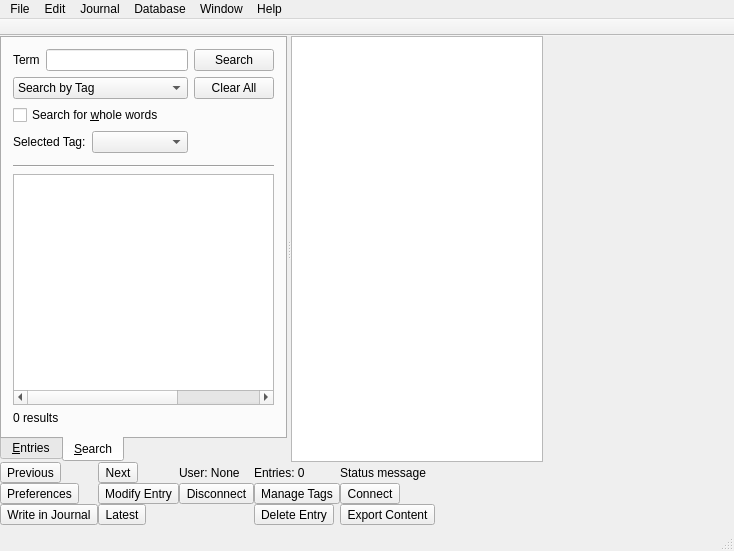
Before: the Qt Designer form ui/mainwindow.ui in pwizard2/robojournal, drawn with Qt 5.
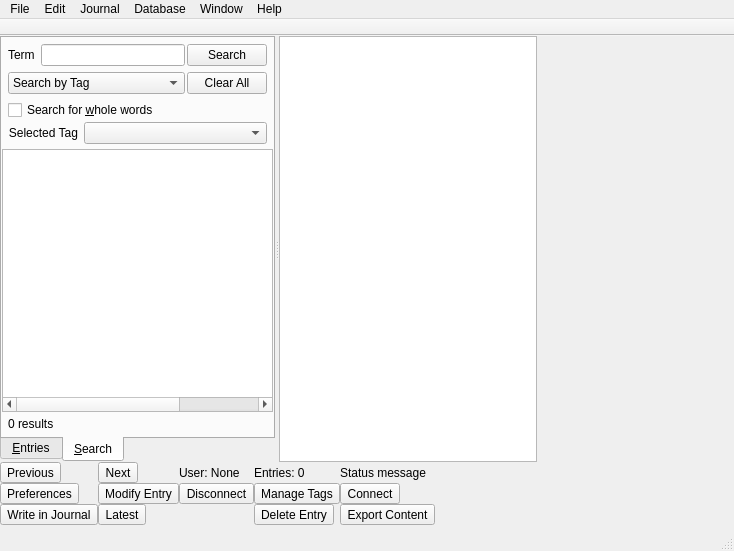
After: the same form once the commit is applied. The open tabs and pages were chosen to show the change. Icons and pictures are not drawn.

Commit message: Improved search interface layout

What changed in the file:
```diff
--- a/ui/mainwindow.ui
+++ b/ui/mainwindow.ui
@@ -338,7 +338,27 @@
         <attribute name="title">
          <string>&amp;Search</string>
         </attribute>
+        <layout class="QVBoxLayout" name="verticalLayout">
+         <property name="spacing">
+          <number>2</number>
+         </property>
+         <property name="margin">
+          <number>0</number>
+         </property>
+         <item>
         <layout class="QGridLayout" name="gridLayout_3">
+           <property name="leftMargin">
+            <number>6</number>
+           </property>
+           <property name="topMargin">
+            <number>6</number>
+           </property>
+           <property name="rightMargin">
+            <number>6</number>
+           </property>
+           <property name="horizontalSpacing">
+            <number>2</number>
+           </property>
          <item row="0" column="0">
           <layout class="QHBoxLayout" name="horizontalLayout_2">
            <item>
@@ -408,19 +428,30 @@
            </property>
           </widget>
          </item>
-         <item row="2" column="0">
+           <item row="2" column="0" colspan="2">
           <widget class="QCheckBox" name="WholeWords">
            <property name="text">
             <string>Search for &amp;whole words</string>
            </property>
           </widget>
          </item>
-         <item row="3" column="0">
+          </layout>
+         </item>
+         <item>
           <layout class="QHBoxLayout" name="horizontalLayout" stretch="0,1">
+           <property name="leftMargin">
+            <number>6</number>
+           </property>
+           <property name="rightMargin">
+            <number>6</number>
+           </property>
            <item>
             <widget class="QLabel" name="label_3">
              <property name="text">
-              <string>Selected Tag:</string>
+              <string>Selected Tag</string>
+             </property>
+             <property name="alignment">
+              <set>Qt::AlignRight|Qt::AlignTrailing|Qt::AlignVCenter</set>
              </property>
             </widget>
            </item>
@@ -437,7 +468,7 @@
            </item>
           </layout>
          </item>
-         <item row="4" column="0">
+         <item>
           <spacer name="verticalSpacer">
            <property name="orientation">
             <enum>Qt::Vertical</enum>
@@ -448,19 +479,12 @@
            <property name="sizeHint" stdset="0">
             <size>
              <width>20</width>
-             <height>6</height>
+             <height>3</height>
             </size>
            </property>
           </spacer>
          </item>
-         <item row="5" column="0" colspan="2">
-          <widget class="Line" name="line">
-           <property name="orientation">
-            <enum>Qt::Horizontal</enum>
-           </property>
-          </widget>
-         </item>
-         <item row="6" column="0" colspan="2">
+         <item>
           <widget class="QTreeWidget" name="SearchList">
            <property name="showDropIndicator" stdset="0">
             <bool>false</bool>
@@ -508,7 +532,34 @@
            </column>
           </widget>
          </item>
-         <item row="7" column="0">
+         <item>
+          <layout class="QHBoxLayout" name="horizontalLayout_3">
+           <property name="spacing">
+            <number>2</number>
+           </property>
+           <property name="topMargin">
+            <number>0</number>
+           </property>
+           <property name="bottomMargin">
+            <number>2</number>
+           </property>
+           <item>
+            <spacer name="horizontalSpacer">
+             <property name="orientation">
+              <enum>Qt::Horizontal</enum>
+             </property>
+             <property name="sizeType">
+              <enum>QSizePolicy::Fixed</enum>
+             </property>
+             <property name="sizeHint" stdset="0">
+              <size>
+               <width>6</width>
+               <height>20</height>
+              </size>
+             </property>
+            </spacer>
+           </item>
+           <item>
           <widget class="QLabel" name="SearchCount">
            <property name="text">
             <string>0 results</string>
@@ -519,6 +570,8 @@
           </widget>
          </item>
         </layout>
+         </item>
+        </layout>
        </widget>
       </widget>
       <widget class="QTextEdit" name="Output">
```
Left out of the diff: 74 changed lines with no effect on the pictures. Lines whose indentation alone changed are shown as unchanged. The commit also changes 3 other files.
